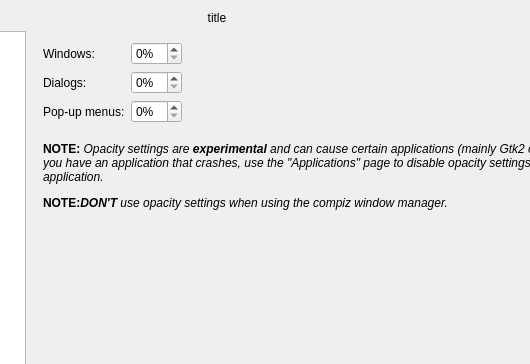
KDE/qtcurve, file qt5/config/qtcurveconfigbase.ui: the form before one commit; both pictures show x 216 to 746 and y 0 to 364 of the 866 by 587 pixel window.
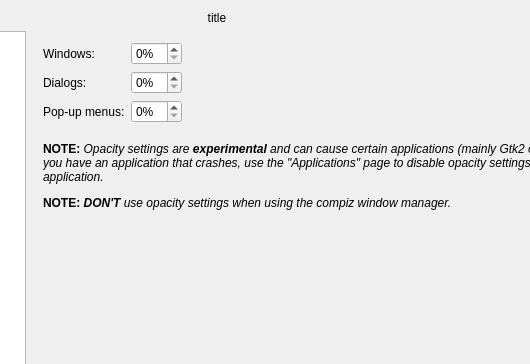
The form after the commit. The open tabs and pages were chosen to show the change. Custom widgets are drawn as their Qt base class.

```diff
--- a/qt5/config/qtcurveconfigbase.ui
+++ b/qt5/config/qtcurveconfigbase.ui
@@ -657,7 +657,7 @@
          </property>
          <property name="text">
           <string>&lt;p&gt;&lt;b&gt;NOTE:&lt;/b&gt; &lt;i&gt;Opacity settings are &lt;b&gt;experimental&lt;/b&gt; and can cause certain applications (mainly Gtk2 ones) to crash. If you have an application that crashes, use the &amp;quot;Applications&amp;quot; page to disable opacity settings for that application.&lt;/i&gt;&lt;/p&gt;
-&lt;p&gt;&lt;b&gt;NOTE:&lt;/b&gt;&lt;i&gt;&lt;b&gt;DON'T&lt;/b&gt; use opacity settings when using the compiz window manager.&lt;/i&gt;&lt;/p&gt;</string>
+&lt;p&gt;&lt;b&gt;NOTE:&lt;/b&gt; &lt;i&gt;&lt;b&gt;DON'T&lt;/b&gt; use opacity settings when using the compiz window manager.&lt;/i&gt;&lt;/p&gt;</string>
          </property>
          <property name="alignment">
           <set>Qt::AlignLeading|Qt::AlignLeft|Qt::AlignTop</set>
```
Left out of the diff: 12 changed lines with no effect on the pictures.
